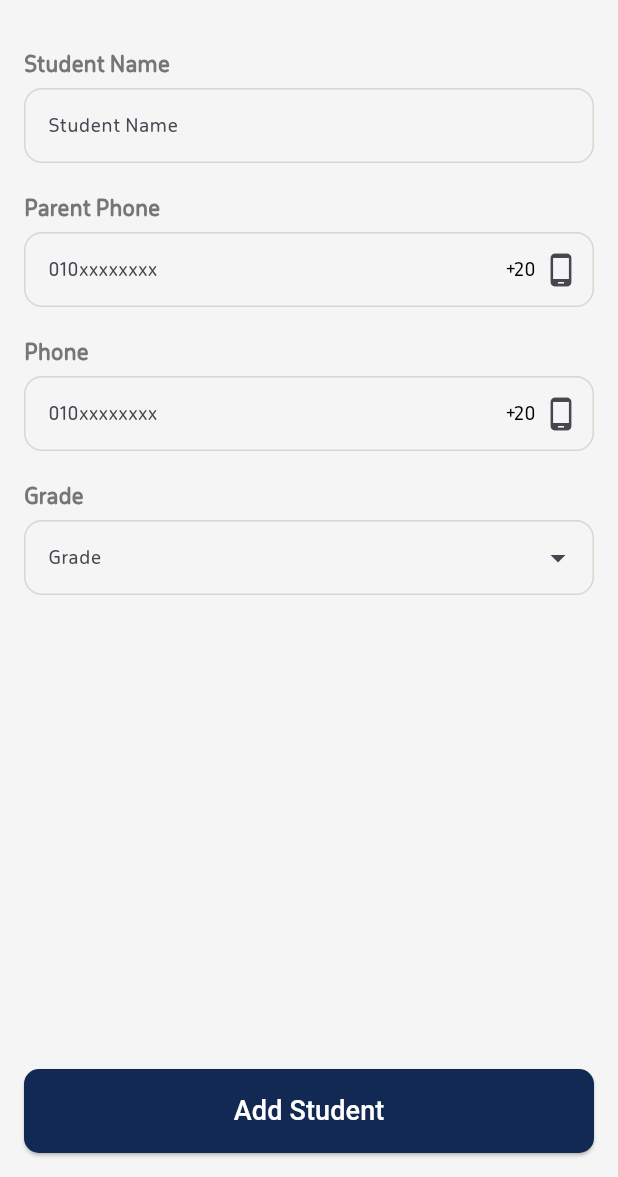
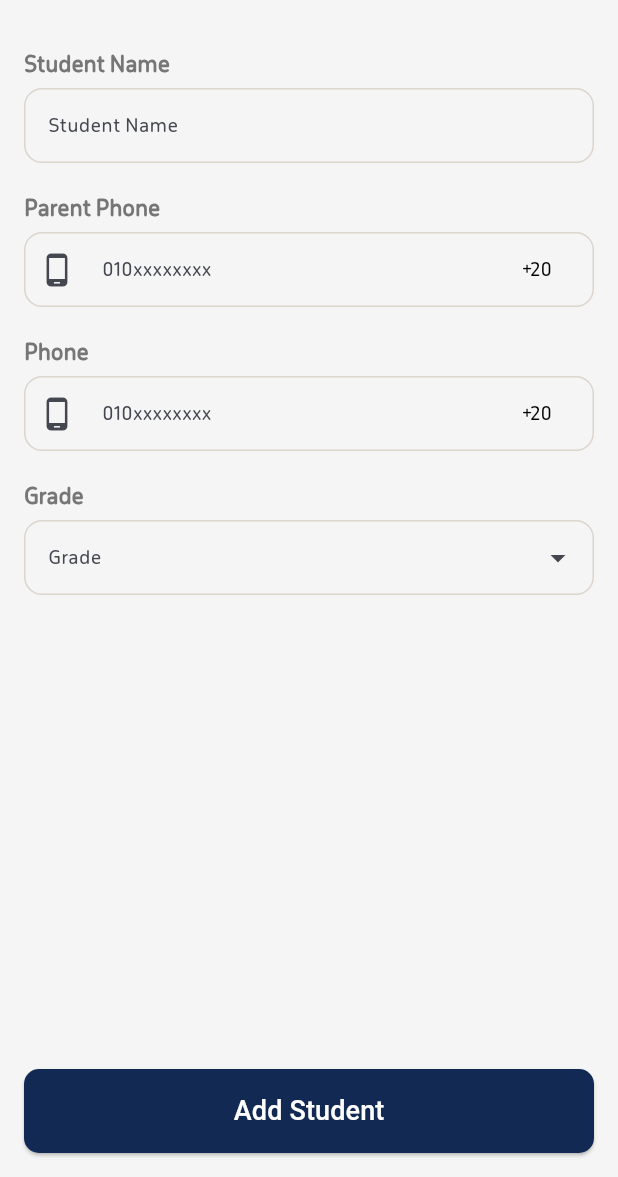
Before and after one commit to AbdoAi2025/app-Teacher, a Flutter app: the AddStudentScreen screen opened by its route, on a phone screen of 412 x 824 dp, the part 59-1236 px from its top. Run offline on Flutter 3.47's test engine with Material 3 defaults, Android fonts, the phone set to English and light mode, and no system bars; drawn by our look-alikes of overlay_support; our stand-ins replace country_code_picker, device_info_plus, dio, firebase_analytics, firebase_core, firebase_crashlytics and 13 more; missing offline and left inert: flutter_alice, shake, talker_dio_logger; accounts and stored records are empty; network calls fail; statements that could not run were skipped.

Commit message:
change phone number field to add prefix icon

```diff
--- a/lib/widgets/app_phone_input_text_field_widget.dart
+++ b/lib/widgets/app_phone_input_text_field_widget.dart
@@ -12,7 +12,7 @@ class AppPhoneInputTextFieldWidget extends AppTextFieldWidget {
 
   final Function(String phoneNumber , String name) onContactSelected;
 
-  AppPhoneInputTextFieldWidget({
+  const AppPhoneInputTextFieldWidget({
     super.key,
     required super.controller,
     super.label,
@@ -40,16 +40,27 @@ class AppPhoneInputTextFieldWidget extends AppTextFieldWidget {
   );
 
   @override
+  Widget? prefixIconWidget() => Padding(
+    padding: const EdgeInsets.symmetric(horizontal: 10),
+    child: Row(
+      spacing: 5,
+      mainAxisSize: MainAxisSize.min,
+      children: [
+        InkWell(
+            onTap: _onContactIconTapped,
+            child: Icon(Icons.phone_android)
+        ),
+      ],
+    ),
+  );
+
+
+  @override
   Widget? suffixIconWidget() => Row(
     spacing: 5,
     mainAxisSize: MainAxisSize.min,
     children: [
       AppTextWidget("+20" ,style:  textStyle ?? AppTextStyle.textFieldStyle,),
-      InkWell(
-          onTap: _onContactIconTapped,
-          child: Icon(Icons.phone_android)
-      ),
-      SizedBox(width: 5,)
     ],
   );
 
--- a/lib/widgets/app_text_field_widget.dart
+++ b/lib/widgets/app_text_field_widget.dart
@@ -74,7 +74,7 @@ class AppTextFieldWidget extends StatelessWidget {
       maxLength: maxLength,
       keyboardType: keyboardType,
       decoration: InputDecoration(
-        prefixIcon: prefixIcon,
+        prefixIcon: prefixIconWidget(),
         hintTextDirection: textDirection,
         hintText: hint,
         hintStyle: hintTextStyle,
@@ -105,6 +105,7 @@ class AppTextFieldWidget extends StatelessWidget {
   }
 
   Widget? suffixIconWidget() => suffixIcon;
+  Widget? prefixIconWidget() => prefixIcon;
 
 
 }
```
